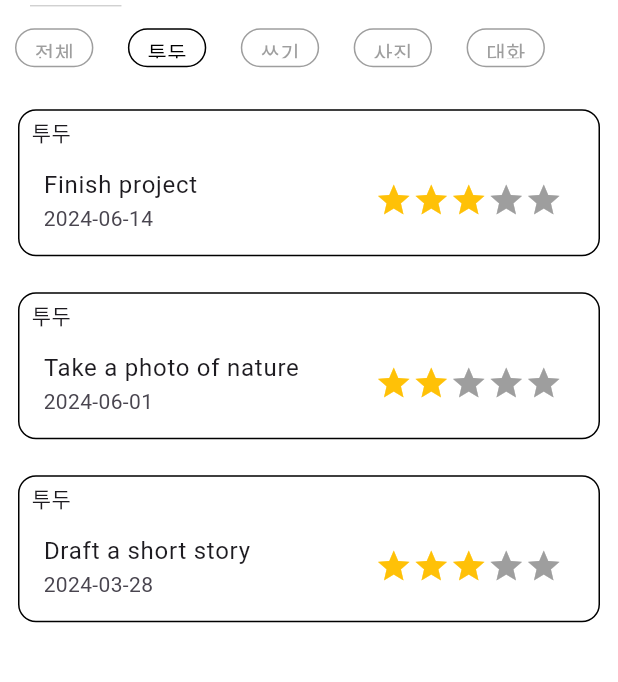
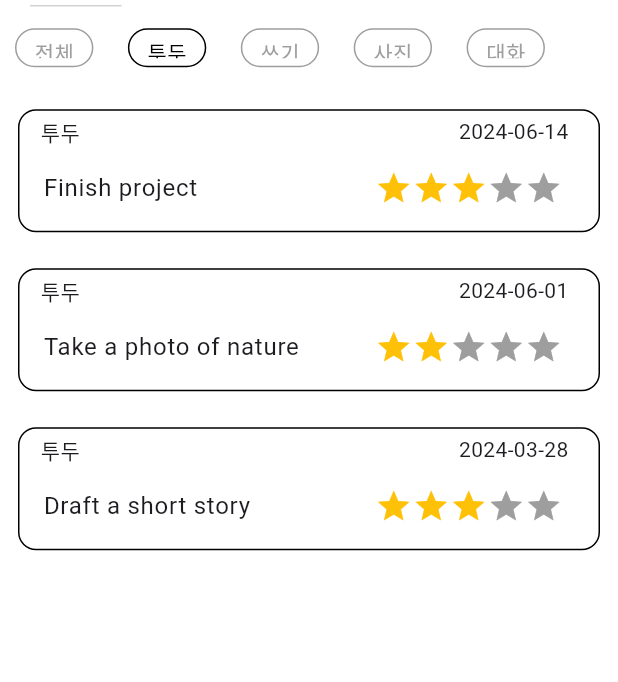
Before and after one commit to bellaria19/Ego, a Flutter app: the RecordScreen screen opened directly, after a tap on "Quest", after a tap on "투두", on a phone screen of 412 x 824 dp, the part 116-798 px from its top. Run offline on Flutter 3.47's test engine with Material 3 defaults, Android fonts, the phone set to English and light mode, and no system bars; drawn by our look-alikes of flutter_rating_bar; our stand-ins replace flutter_dotenv, font_awesome_flutter, google_fonts, supabase_flutter, syncfusion_flutter_charts; missing offline and left inert: supabase_auth_ui; accounts and stored records are empty; statements that could not run were skipped.

Commit message:
Change to Stful

```diff
--- a/lib/screens/record/emotion_tile.dart
+++ b/lib/screens/record/emotion_tile.dart
@@ -1,11 +1,16 @@
 import 'package:ego/models/emotion.dart';
 import 'package:flutter/material.dart';
 
-class EmotionTile extends StatelessWidget {
+class EmotionTile extends StatefulWidget {
   const EmotionTile({super.key, required this.emotion});
 
   final Emotion emotion;
 
+  @override
+  State<EmotionTile> createState() => _EmotionTileState();
+}
+
+class _EmotionTileState extends State<EmotionTile> {
   @override
   Widget build(BuildContext context) {
     return Container(
@@ -15,22 +20,21 @@ class EmotionTile extends StatelessWidget {
       ),
       child: Column(
         children: [
-          Padding(
-            padding: const EdgeInsets.symmetric(horizontal: 12, vertical: 3),
-            child: Align(
-              alignment: Alignment.centerLeft,
-              child: Text(
-                emotion.date.toIso8601String().split('T').first,
-              ),
+          Container(
+            margin: const EdgeInsets.only(left: 12, top: 4),
+            alignment: Alignment.centerLeft,
+            child: Text(
+              widget.emotion.date.toIso8601String().split('T').first,
             ),
           ),
           ListTile(
             leading: const CircleAvatar(
               child: Icon(Icons.sentiment_satisfied),
             ),
-            title: Text(emotion.keyword),
-            subtitle:
-                Text(emotion.memo.isNotEmpty ? emotion.memo : 'Write a memo'),
+            title: Text(widget.emotion.keyword),
+            subtitle: Text(widget.emotion.memo.isNotEmpty
+                ? widget.emotion.memo
+                : 'Write a memo'),
             trailing: Wrap(
               spacing: 12,
               children: <Widget>[
@@ -38,12 +42,12 @@ class EmotionTile extends StatelessWidget {
                   icon: const Icon(Icons.edit),
                   onPressed: () {},
                 ),
-                IconButton(
-                  icon: const Icon(Icons.delete),
-                  onPressed: () {
-                    deleteEmotionTile(context);
-                  },
-                )
+                // IconButton(
+                //   icon: const Icon(Icons.delete),
+                //   onPressed: () {
+                //     deleteEmotionTile(context);
+                //   },
+                // )
               ],
             ),
           )
@@ -52,32 +56,32 @@ class EmotionTile extends StatelessWidget {
     );
   }
 
-  Future<dynamic> deleteEmotionTile(BuildContext context) {
-    return showDialog(
-      context: context,
-      builder: (BuildContext context) {
-        return AlertDialog(
-          title: const Text('Delete Emotion'),
-          content: const Text('Are you sure you want to delete this emotion?'),
-          actions: [
-            TextButton(
-              onPressed: () {
-                Navigator.of(context).pop();
-              },
-              child: const Text('Cancel'),
-            ),
-            TextButton(
-              onPressed: () {
-                // setState(() {
-                //   dummyEmotions.removeAt(index);
-                // });
-                Navigator.of(context).pop();
-              },
-              child: const Text('Delete'),
-            ),
-          ],
-        );
-      },
-    );
-  }
+  // Future<dynamic> deleteEmotionTile(BuildContext context) {
+  //   return showDialog(
+  //     context: context,
+  //     builder: (BuildContext context) {
+  //       return AlertDialog(
+  //         title: const Text('Delete Emotion'),
+  //         content: const Text('Are you sure you want to delete this emotion?'),
+  //         actions: [
+  //           TextButton(
+  //             onPressed: () {
+  //               Navigator.of(context).pop();
+  //             },
+  //             child: const Text('Cancel'),
+  //           ),
+  //           TextButton(
+  //             onPressed: () {
+  //               setState(() {
+  //                 widget.emotion.removeAt(index);
+  //               });
+  //               Navigator.of(context).pop();
+  //             },
+  //             child: const Text('Delete'),
+  //           ),
+  //         ],
+  //       );
+  //     },
+  //   );
+  // }
 }
--- a/lib/screens/record/quest_tile.dart
+++ b/lib/screens/record/quest_tile.dart
@@ -9,7 +9,7 @@ const Map<QuestCategory, String> categoryMap = {
   QuestCategory.chat: '대화',
 };
 
-class QuestTile extends StatelessWidget {
+class QuestTile extends StatefulWidget {
   const QuestTile({
     super.key,
     required this.quest,
@@ -17,6 +17,11 @@ class QuestTile extends StatelessWidget {
 
   final Quest quest;
 
+  @override
+  State<QuestTile> createState() => _QuestTileState();
+}
+
+class _QuestTileState extends State<QuestTile> {
   @override
   Widget build(BuildContext context) {
     return Container(
@@ -26,19 +31,30 @@ class QuestTile extends StatelessWidget {
       ),
       child: Column(
         children: [
+          Row(
+            mainAxisAlignment: MainAxisAlignment.spaceBetween,
+            children: [
               Container(
-            margin: const EdgeInsets.only(top: 4),
-            padding: const EdgeInsets.only(left: 8),
-            alignment: Alignment.topLeft,
+                margin: const EdgeInsets.only(left: 14, top: 4),
+                alignment: Alignment.centerLeft,
                 child: Text(
-              categoryMap[quest.category] ?? 'Unknown',
+                  categoryMap[widget.quest.category] ?? 'Unknown',
                 ),
               ),
+              Container(
+                margin: const EdgeInsets.only(right: 20, top: 4),
+                alignment: Alignment.centerLeft,
+                child: Text(
+                  widget.quest.date.toIso8601String().split('T').first,
+                ),
+              ),
+            ],
+          ),
           ListTile(
-            title: Text(quest.title),
-            subtitle: Text(quest.date.toIso8601String().split('T').first),
-            trailing: RatingBar.builder(
-              initialRating: quest.rate.toDouble(),
+            title: Text(widget.quest.title),
+            trailing: (widget.quest.isComplete)
+                ? RatingBar.builder(
+                    initialRating: widget.quest.rate!.toDouble(),
                     minRating: 0,
                     direction: Axis.horizontal,
                     allowHalfRating: true,
@@ -51,7 +67,14 @@ class QuestTile extends StatelessWidget {
                     onRatingUpdate: (rating) {
                       print(rating);
                     },
-            ),
+                  )
+                : TextButton(
+                    onPressed: () {
+                      setState(() {
+                        widget.quest.isComplete = true;
+                      });
+                    },
+                    child: const Text('완료')),
           ),
         ],
       ),
```
Lines whose indentation alone changed are shown as unchanged.
